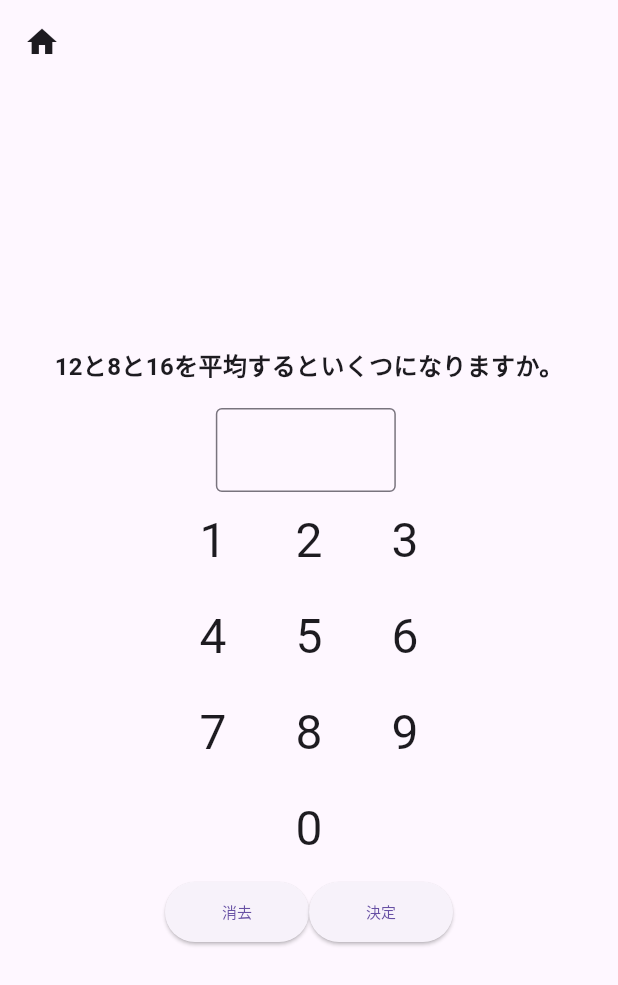
After one commit to kenta-wakasa/cft, a Flutter app: the SemanticUnderstandingForCalculationPage screen opened by its route, after a tap on "スタート", after a tap on "決定", on a phone screen of 412 x 824 dp. The commit adds this screen. Shown: the top 985 px of the screen. Run offline on Flutter 3.47's test engine with Material 3 defaults, Android fonts, the phone set to English and light mode, and no system bars; our stand-ins replace cloud_firestore, firebase_auth, firebase_core, flutter_riverpod, freezed_annotation, gap and 4 more; missing offline and left inert: arrow_path, dart:html; accounts and stored records are empty; generated files the repository leaves out were written again.

Commit message:
意味理解・計算を追加

```diff
--- a/lib/home/home_page.dart
+++ b/lib/home/home_page.dart
@@ -5,6 +5,7 @@ import 'package:cft/performance/performance_page.dart';
 import 'package:cft/persistence_attention/persistence_attention_page.dart';
 import 'package:cft/select_attention/select_attention_page.dart';
 import 'package:cft/semantic_fluency/semantic_fluency_page.dart';
+import 'package:cft/semantic_understanding.dart/semantic_understanding_for_calculation_page.dart';
 import 'package:cft/semantic_understanding.dart/semantic_understanding_for_meaning_page.dart';
 import 'package:cft/test_log/test_log_page.dart';
 import 'package:flutter/material.dart';
@@ -106,7 +107,20 @@ class HomePage extends ConsumerWidget {
                     onPressed: () {
                       context.go(SemanticUnderstandingForMeaningPage.path);
                     },
-                    child: const Text('意味理解'),
+                    child: const Text('意味理解・意味'),
+                  ),
+                ),
+
+                const Gap(16),
+
+                /// 意味理解
+                SizedBox(
+                  width: 160,
+                  child: ElevatedButton(
+                    onPressed: () {
+                      context.go(SemanticUnderstandingForCalculationPage.path);
+                    },
+                    child: const Text('意味理解・計算'),
                   ),
                 ),
 
--- a/lib/routes/go_router.dart
+++ b/lib/routes/go_router.dart
@@ -5,6 +5,7 @@ import 'package:cft/performance/performance_page.dart';
 import 'package:cft/persistence_attention/persistence_attention_page.dart';
 import 'package:cft/select_attention/select_attention_page.dart';
 import 'package:cft/semantic_fluency/semantic_fluency_page.dart';
+import 'package:cft/semantic_understanding.dart/semantic_understanding_for_calculation_page.dart';
 import 'package:cft/semantic_understanding.dart/semantic_understanding_for_meaning_page.dart';
 import 'package:cft/test_log/test_log_page.dart';
 import 'package:firebase_auth/firebase_auth.dart';
@@ -84,6 +85,13 @@ final goRouteProvider = Provider((ref) {
         pageBuilder: (context, state) => const NoTransitionPage(
             child: SemanticUnderstandingForMeaningPage()),
       ),
+
+      GoRoute(
+        path: SemanticUnderstandingForCalculationPage.path,
+        pageBuilder: (context, state) => const NoTransitionPage(
+          child: SemanticUnderstandingForCalculationPage(),
+        ),
+      ),
     ],
   );
 });
--- /dev/null
+++ b/lib/semantic_understanding.dart/calculation_problem.dart
@@ -0,0 +1,20 @@
+import 'package:freezed_annotation/freezed_annotation.dart';
+
+part 'calculation_problem.freezed.dart';
+part 'calculation_problem.g.dart';
+
+@freezed
+class CalculationProblem with _$CalculationProblem {
+  factory CalculationProblem({
+    required String question,
+    required String unit,
+    required int answer,
+    int? userAns,
+    DateTime? startedAt,
+    DateTime? answeredAt,
+  }) = _CalculationProblem;
+  const CalculationProblem._();
+
+  factory CalculationProblem.fromJson(Map<String, dynamic> json) =>
+      _$CalculationProblemFromJson(json);
+}
--- /dev/null
+++ b/lib/semantic_understanding.dart/calculation_problem_log.dart
@@ -0,0 +1,17 @@
+import 'package:cft/semantic_understanding.dart/calculation_problem.dart';
+import 'package:freezed_annotation/freezed_annotation.dart';
+
+part 'calculation_problem_log.freezed.dart';
+part 'calculation_problem_log.g.dart';
+
+@freezed
+class CalculationProblemLog with _$CalculationProblemLog {
+  factory CalculationProblemLog({
+    required String uid,
+    required List<CalculationProblem> calculationProblems,
+  }) = _CalculationProblemLog;
+  const CalculationProblemLog._();
+
+  factory CalculationProblemLog.fromJson(Map<String, dynamic> json) =>
+      _$CalculationProblemLogFromJson(json);
+}
--- /dev/null
+++ b/lib/semantic_understanding.dart/semantic_understanding_for_calculation_page.dart
@@ -0,0 +1,271 @@
+import 'package:cft/common/common_app_bar.dart';
+import 'package:cft/common/input_num_widget.dart';
+import 'package:cft/home/home_page.dart';
+import 'package:cft/semantic_understanding.dart/calculation_problem.dart';
+import 'package:cft/semantic_understanding.dart/calculation_problem_log.dart';
+import 'package:cloud_firestore/cloud_firestore.dart';
+import 'package:firebase_auth/firebase_auth.dart';
+import 'package:flutter/material.dart';
+import 'package:flutter_riverpod/flutter_riverpod.dart';
+import 'package:gap/gap.dart';
+import 'package:go_router/go_router.dart';
+
+class SemanticUnderstandingForCalculationPage extends ConsumerStatefulWidget {
+  const SemanticUnderstandingForCalculationPage({super.key});
+
+  static const path = '/semantic_understanding_for_calculation';
+
+  @override
+  ConsumerState<ConsumerStatefulWidget> createState() =>
+      _SemanticUnderstandingPageState();
+}
+
+class _SemanticUnderstandingPageState
+    extends ConsumerState<SemanticUnderstandingForCalculationPage> {
+  var isReady = false;
+
+  var currentIndex = 0;
+
+  var problems = [...calculationProblems];
+
+  void start() {
+    problems = [
+      for (var index = 0; index < problems.length; index++)
+        if (index == 0)
+          problems[index].copyWith(startedAt: DateTime.now())
+        else
+          problems[index]
+    ];
+    setState(() {
+      isReady = true;
+    });
+  }
+
+  final controller = TextEditingController();
+
+  var isFinished = false;
+
+  @override
+  void dispose() {
+    super.dispose();
+    controller.dispose();
+  }
+
+  @override
+  Widget build(BuildContext context) {
+    if (isFinished) {
+      return Scaffold(
+        appBar: const CommonAppBar(),
+        body: Center(
+          child: Column(
+            mainAxisSize: MainAxisSize.min,
+            children: [
+              const Text('お疲れ様でした！'),
+              const Gap(16),
+              ElevatedButton(
+                onPressed: () {
+                  context.go(HomePage.path);
+                },
+                child: const Text('ホームに戻る'),
+              ),
+            ],
+          ),
+        ),
+      );
+    }
+    if (!isReady) {
+      return Scaffold(
+        appBar: const CommonAppBar(),
+        body: Center(
+          child: SingleChildScrollView(
+            child: Padding(
+              padding: const EdgeInsets.all(16),
+              child: Column(
+                mainAxisSize: MainAxisSize.min,
+                children: [
+                  const Text(
+                    '意味理解・計算',
+                    style: TextStyle(
+                      fontSize: 16,
+                      fontWeight: FontWeight.bold,
+                    ),
+                  ),
+                  const Gap(16),
+                  const Text('次の問題では、算数の問題をあなたに解いてもらいます。'),
+                  const Gap(32),
+                  ElevatedButton(
+                    onPressed: () {
+                      start();
+                    },
+                    child: const Text('スタート'),
+                  )
+                ],
+              ),
+            ),
+          ),
+        ),
+      );
+    }
+
+    return Scaffold(
+      appBar: const CommonAppBar(),
+      body: Center(
+        child: SingleChildScrollView(
+          child: Padding(
+            padding: const EdgeInsets.all(16),
+            child: Column(
+              children: [
+                Text(
+                  problems[currentIndex].question,
+                  style: const TextStyle(
+                    fontSize: 16,
+                    fontWeight: FontWeight.bold,
+                  ),
+                ),
+                const Gap(16),
+                Row(
+                  mainAxisAlignment: MainAxisAlignment.center,
+                  children: [
+                    SizedBox(
+                      width: 120,
+                      child: TextFormField(
+                        controller: controller,
+                        readOnly: true,
+                        textAlign: TextAlign.right,
+                        decoration: const InputDecoration(
+                          border: OutlineInputBorder(),
+                        ),
+                      ),
+                    ),
+                    Text(
+                      '${controller.text} ${problems[currentIndex].unit}',
+                      style: const TextStyle(
+                        fontSize: 16,
+                        fontWeight: FontWeight.bold,
+                      ),
+                    ),
+                  ],
+                ),
+                InputNumWidget(
+                  controller: controller,
+                  onSubmitted: () async {
+                    currentIndex++;
+
+                    problems = [
+                      for (var index = 0; index < problems.length; index++)
+                        if (index == currentIndex)
+                          problems[index].copyWith(startedAt: DateTime.now())
+                        else if (index == currentIndex - 1)
+                          problems[index].copyWith(
+                            answeredAt: DateTime.now(),
+                            userAns: int.tryParse(controller.text) ?? 0,
+                          )
+                        else
+                          problems[index]
+                    ];
+                    controller.clear();
+
+                    if (currentIndex == problems.length) {
+                      final uid = FirebaseAuth.instance.currentUser?.uid;
+
+                      await FirebaseFirestore.instance
+                          .collection('calculation_problem_log')
+                          .add(
+                            CalculationProblemLog(
+                              uid: uid!,
+                              calculationProblems: problems,
+                            ).toJson(),
+                          );
+                      setState(() {
+                        isFinished = true;
+                      });
+
+                      return;
+                    } else {
+                      setState(() {});
+                    }
+                  },
+                ),
+                const Gap(16),
+              ],
+            ),
+          ),
+        ),
+      ),
+    );
+  }
+}
+
+final calculationProblems = [
+  CalculationProblem(
+    question: 'ある人が時速5キロメートルで歩いています。45キロメートル歩くには何時間かかりますか。',
+    unit: '時間',
+    answer: 9,
+  ),
+  CalculationProblem(
+    question: '12と8と16を平均するといくつになりますか。',
+    unit: '',
+    answer: 12,
+  ),
+  CalculationProblem(
+    question: 'ここに砂糖が60キログラムあります。8つの袋に3キログラムずつ詰めると、あと何キログラム残りますか。',
+    unit: 'キログラム',
+    answer: 36,
+  ),
+  CalculationProblem(
+    question: '中古車の値段は新品の5分の4でした。その中古車を80万円で買ったとすれば、新品の値段は何円ですか。',
+    unit: '円',
+    answer: 100,
+  ),
+  CalculationProblem(
+    question: 'ノート3冊の重さは合わせて45グラムです。ノート10冊では何グラムになりますか。',
+    unit: 'グラム',
+    answer: 150,
+  ),
+  CalculationProblem(
+    question: '6時間かけて300キロメートルを運転しました。時速は何キロメートルでしょう。',
+    unit: 'キロメートル/時',
+    answer: 50,
+  ),
+  CalculationProblem(
+    question: '税込で20万円のテレビを10パーセント引きの値段で買いました。何万円支払いましたか。',
+    unit: '万円',
+    answer: 18,
+  ),
+  CalculationProblem(
+    question: 'CさんとDさん、二人の体重の割合は5対3です。二人の体重を合わせると64キログラムです。重い方の人の体重は何キログラムですか。',
+    unit: 'キログラム',
+    answer: 40,
+  ),
+  CalculationProblem(
+    question: '5台の機械を使うと12日間で終わる仕事があります。この仕事を3日で終わらせるには、何台の機械が必要ですか。',
+    unit: '台',
+    answer: 20,
+  ),
+  CalculationProblem(
+    question: 'E、F、G、H、Iという5個の玉があります。Eの玉を他の4つの玉に1回ずつ順に当てることにします。いく通りの順番がありますか。',
+    unit: '通り',
+    answer: 24,
+  ),
+];
+
+// 	1.	ある人が時速5キロメートルで歩いています。45キロメートル歩くには何時間かかりますか。
+// 回答：45キロメートル ÷ 5キロメートル/時 = 9時間
+// 	2.	12と8と16を平均するといくつになりますか。
+// 回答：(12 + 8 + 16) ÷ 3 = 12
+// 	3.	ここに砂糖が60キログラムあります。8つの袋に3キログラムずつ詰めると、あと何キログラム残りますか。
+// 回答：60キログラム - (3キログラム × 8袋) = 36キログラム
+// 	4.	中古車の値段は新品の5分の4でした。その中古車を80万円で買ったとすれば、新品の値段は何円ですか。
+// 回答：80万円 ÷ (4/5) = 100万円
+// 	5.	ノート3冊の重さは合わせて45グラムです。ノート10冊では何グラムになりますか。
+// 回答：(45グラム ÷ 3冊) × 10冊 = 150グラム
+// 	6.	6時間かけて300キロメートルを運転しました。時速は何キロメートルでしょう。
+// 回答：300キロメートル ÷ 6時間 = 50キロメートル/時
+// 	7.	税込で20万円のテレビを10パーセント引きの値段で買いました。何万円支払いましたか。
+// 回答：20万円 - (20万円 × 10%) = 18万円
+// 	8.	CさんとDさん、二人の体重の割合は5対3です。二人の体重を合わせると64キログラムです。重い方の人の体重は何キログラムですか。
+// 回答：64キログラム ÷ (5 + 3) × 5 = 40キログラム
+// 	9.	5台の機械を使うと12日間で終わる仕事があります。この仕事を3日で終わらせるには、何台の機械が必要ですか。
+// 回答：(5台 × 12日) ÷ 3日 = 20台
+// 	10.	E、F、G、H、Iという5個の玉があります。Eの玉を他の4つの玉に1回ずつ順に当てることにします。いく通りの順番がありますか。
+// 回答：4つの玉の順列なので、4! = 24通り
--- a/lib/semantic_understanding.dart/semantic_understanding_for_meaning_page.dart
+++ b/lib/semantic_understanding.dart/semantic_understanding_for_meaning_page.dart
@@ -29,11 +29,11 @@ class _SemanticUnderstandingPageState
 
   void start() {
     problems = [
-      for (var index = 0; index < meaningProblems.length; index++)
+      for (var index = 0; index < problems.length; index++)
         if (index == 0)
-          meaningProblems[index].copyWith(startedAt: DateTime.now())
+          problems[index].copyWith(startedAt: DateTime.now())
         else
-          meaningProblems[index]
+          problems[index]
     ];
     setState(() {
       isReady = true;
```
Also changed, not shown: lib/semantic_understanding.dart/calculation_problem.freezed.dart (added), lib/semantic_understanding.dart/calculation_problem.g.dart (added), lib/semantic_understanding.dart/calculation_problem_log.freezed.dart (added), lib/semantic_understanding.dart/calculation_problem_log.g.dart (added), 1 other file.
